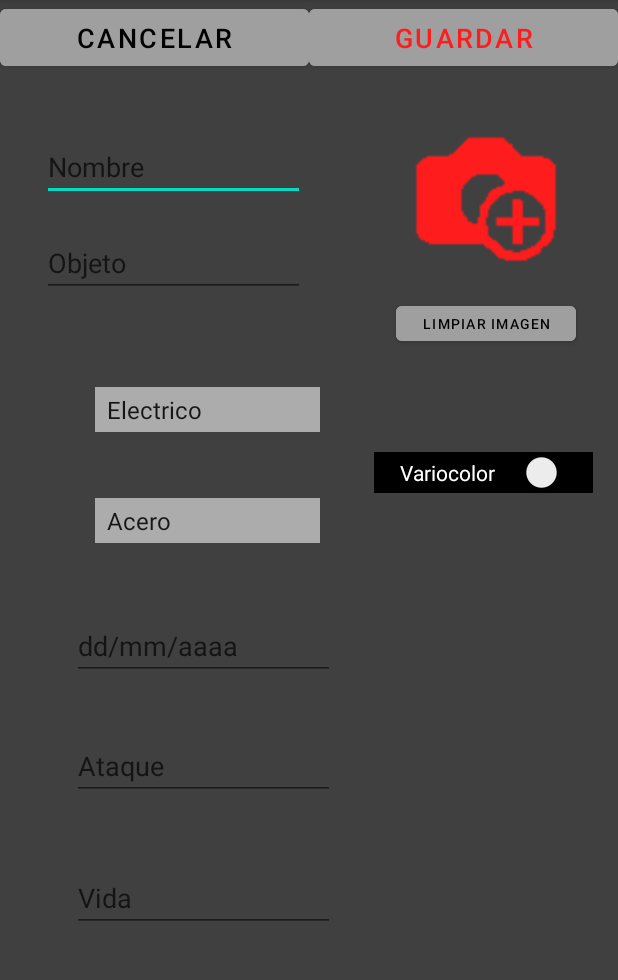
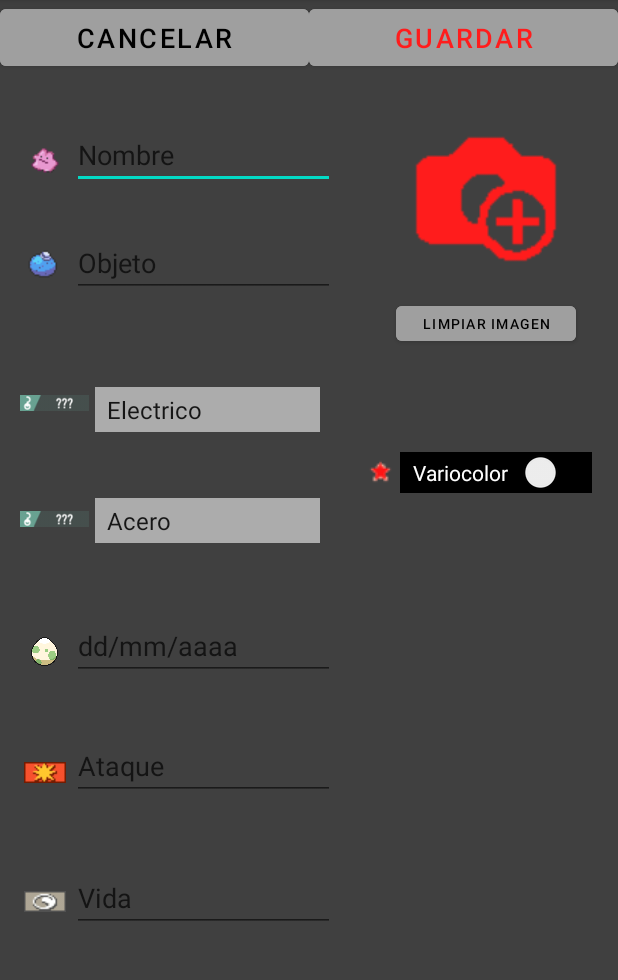
Before and after one commit to PedroMFuente/Pokedex, an Android app: the FormActivity screen opened directly, with no data from a screen before it, on a phone screen of 412 x 824 dp, the part 84-1064 px from its top. Run offline under Robolectric (Android 15) with nearby library versions, the phone set to English and light mode, and no system bars; 1 statement that could not run was skipped.

Commit message:
Terminado content_form.xml para entrega

```diff
--- a/app/src/main/res/layout/content_form.xml
+++ b/app/src/main/res/layout/content_form.xml
@@ -23,7 +23,7 @@
 
             <Button
                 android:id="@+id/buttonCancel"
-                android:layout_width="206dp"
+                android:layout_width="0dp"
                 android:layout_height="50dp"
                 android:backgroundTint="#9F9F9F"
                 android:text="Cancelar"
@@ -35,7 +35,7 @@
 
             <Button
                 android:id="@+id/buttonSave"
-                android:layout_width="206dp"
+                android:layout_width="0dp"
                 android:layout_height="50dp"
                 android:backgroundTint="#9F9F9F"
                 android:text="Guardar"
@@ -54,7 +54,7 @@
                 android:background="@drawable/camara__"
                 app:layout_constraintEnd_toEndOf="parent"
                 app:layout_constraintHorizontal_bias="1.0"
-                app:layout_constraintStart_toEndOf="@+id/textname"
+                app:layout_constraintStart_toEndOf="@+id/textInputName"
                 app:layout_constraintTop_toBottomOf="@+id/buttonSave" />
 
             <Button
@@ -74,8 +74,8 @@
                 android:id="@+id/textInputName"
                 android:layout_width="175dp"
                 android:layout_height="40dp"
-                android:layout_marginStart="28dp"
-                android:layout_marginTop="44dp"
+                android:layout_marginStart="48dp"
+                android:layout_marginTop="36dp"
                 android:hint="Nombre"
                 android:textColor="#000000"
                 android:textColorHint="#141414"
@@ -86,8 +86,8 @@
                 android:id="@+id/textname"
                 android:layout_width="175dp"
                 android:layout_height="40dp"
-                android:layout_marginStart="28dp"
-                android:layout_marginTop="44dp"
+                android:layout_marginStart="48dp"
+                android:layout_marginTop="36dp"
                 app:layout_constraintStart_toStartOf="parent"
                 app:layout_constraintTop_toBottomOf="@+id/buttonCancel">
 
@@ -97,7 +97,7 @@
                 android:id="@+id/textItem"
                 android:layout_width="175dp"
                 android:layout_height="40dp"
-                android:layout_marginStart="28dp"
+                android:layout_marginStart="48dp"
                 android:layout_marginTop="108dp"
                 app:layout_constraintStart_toStartOf="parent"
                 app:layout_constraintTop_toBottomOf="@+id/buttonCancel">
@@ -108,12 +108,12 @@
                 android:id="@+id/textInputItem"
                 android:layout_width="175dp"
                 android:layout_height="40dp"
-                android:layout_marginStart="28dp"
-                android:layout_marginTop="24dp"
+                android:layout_marginStart="48dp"
+                android:layout_marginTop="32dp"
                 android:hint="Objeto"
                 android:textColorHint="#141414"
                 app:layout_constraintStart_toStartOf="parent"
-                app:layout_constraintTop_toBottomOf="@+id/textname" />
+                app:layout_constraintTop_toBottomOf="@+id/textInputName" />
 
             <Spinner
                 android:id="@+id/tipe1"
@@ -168,7 +168,7 @@
 
             <Switch
                 android:id="@+id/switch1"
-                android:layout_width="146dp"
+                android:layout_width="128dp"
                 android:layout_height="27dp"
                 android:layout_marginTop="68dp"
                 android:background="#000000"
@@ -210,6 +210,7 @@
                 app:layout_constraintTop_toBottomOf="@+id/textdate" />
 
             <com.google.android.material.textfield.TextInputLayout
+                android:id="@+id/textHp"
                 android:layout_width="175dp"
                 android:layout_height="40dp"
                 android:layout_marginTop="48dp"
@@ -221,7 +222,7 @@
             </com.google.android.material.textfield.TextInputLayout>
 
             <com.google.android.material.textfield.TextInputEditText
-                android:id="@+id/textInputEditText2"
+                android:id="@+id/textInputHp"
                 android:layout_width="175dp"
                 android:layout_height="40dp"
                 android:layout_marginTop="48dp"
@@ -234,6 +235,99 @@
                 app:layout_constraintStart_toStartOf="parent"
                 app:layout_constraintTop_toBottomOf="@+id/textAtt" />
 
+            <ImageView
+                android:id="@+id/imageattc"
+                android:layout_width="wrap_content"
+                android:layout_height="wrap_content"
+                android:layout_marginStart="16dp"
+                android:layout_marginTop="64dp"
+                app:layout_constraintEnd_toStartOf="@+id/textAtt"
+                app:layout_constraintHorizontal_bias="0.0"
+                app:layout_constraintStart_toStartOf="parent"
+                app:layout_constraintTop_toBottomOf="@+id/imageView10"
+                app:srcCompat="@drawable/physical" />
+
+            <ImageView
+                android:id="@+id/imagelife"
+                android:layout_width="wrap_content"
+                android:layout_height="wrap_content"
+                android:layout_marginStart="16dp"
+                android:layout_marginTop="72dp"
+                app:layout_constraintEnd_toStartOf="@+id/textHp"
+                app:layout_constraintHorizontal_bias="0.0"
+                app:layout_constraintStart_toStartOf="parent"
+                app:layout_constraintTop_toBottomOf="@+id/imageattc"
+                app:srcCompat="@drawable/other" />
+
+            <ImageView
+                android:id="@+id/imageView6"
+                android:layout_width="46dp"
+                android:layout_height="21dp"
+                android:layout_marginTop="60dp"
+                app:layout_constraintEnd_toStartOf="@+id/tipe1"
+                app:layout_constraintHorizontal_bias="0.764"
+                app:layout_constraintStart_toStartOf="parent"
+                app:layout_constraintTop_toBottomOf="@+id/textItem"
+                app:srcCompat="@drawable/_0px_tipo____" />
+
+            <ImageView
+                android:id="@+id/imageView7"
+                android:layout_width="46dp"
+                android:layout_height="21dp"
+                android:layout_marginTop="56dp"
+                app:layout_constraintEnd_toStartOf="@+id/tipe2"
+                app:layout_constraintHorizontal_bias="0.761"
+                app:layout_constraintStart_toStartOf="parent"
+                app:layout_constraintTop_toBottomOf="@+id/imageView6"
+                app:srcCompat="@drawable/_0px_tipo____" />
+
+            <ImageView
+                android:id="@+id/imageView8"
+                android:layout_width="19dp"
+                android:layout_height="18dp"
+                android:layout_marginTop="72dp"
+                app:layout_constraintEnd_toStartOf="@+id/switch1"
+                app:layout_constraintHorizontal_bias="0.987"
+                app:layout_constraintStart_toStartOf="parent"
+                app:layout_constraintTop_toBottomOf="@+id/buttonClearimg"
+                app:srcCompat="@drawable/estrella_pok_mon_variocolor" />
+
+            <ImageView
+                android:id="@+id/imageView9"
+                android:layout_width="wrap_content"
+                android:layout_height="wrap_content"
+                android:layout_marginStart="16dp"
+                android:layout_marginTop="48dp"
+                app:layout_constraintEnd_toStartOf="@+id/textItem"
+                app:layout_constraintHorizontal_bias="0.0"
+                app:layout_constraintStart_toStartOf="parent"
+                app:layout_constraintTop_toBottomOf="@+id/imageView11"
+                app:srcCompat="@drawable/aranja" />
+
+            <ImageView
+                android:id="@+id/imageView10"
+                android:layout_width="19dp"
+                android:layout_height="19dp"
+                android:layout_marginStart="16dp"
+                android:layout_marginTop="68dp"
+                app:layout_constraintEnd_toStartOf="@+id/textdate"
+                app:layout_constraintHorizontal_bias="0.307"
+                app:layout_constraintStart_toStartOf="parent"
+                app:layout_constraintTop_toBottomOf="@+id/imageView7"
+                app:srcCompat="@drawable/pokemon_egg_png" />
+
+            <ImageView
+                android:id="@+id/imageView11"
+                android:layout_width="wrap_content"
+                android:layout_height="wrap_content"
+                android:layout_marginStart="16dp"
+                android:layout_marginTop="48dp"
+                app:layout_constraintEnd_toStartOf="@+id/textInputName"
+                app:layout_constraintHorizontal_bias="0.333"
+                app:layout_constraintStart_toStartOf="parent"
+                app:layout_constraintTop_toBottomOf="@+id/buttonCancel"
+                app:srcCompat="@drawable/ditto_ranger" />
+
         </androidx.constraintlayout.widget.ConstraintLayout>
     </ScrollView>
 </androidx.constraintlayout.widget.ConstraintLayout>
```
Also changed, not shown: app/src/main/res/drawable/_0px_tipo____.png (added), app/src/main/res/drawable/aranja.png (added), app/src/main/res/drawable/ditto_ranger.png (added), app/src/main/res/drawable/estrella_pok_mon_variocolor.png (added), app/src/main/res/drawable/other.png (added), app/src/main/res/drawable/physical.png (added), app/src/main/res/drawable/pokemon_egg_png.png (added).
